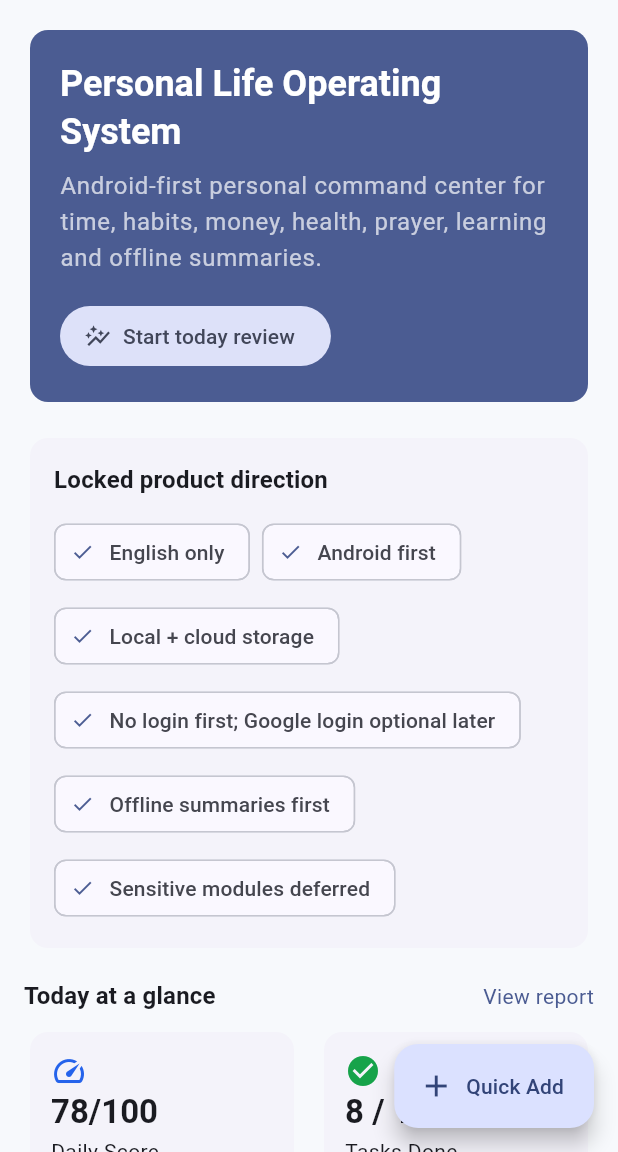
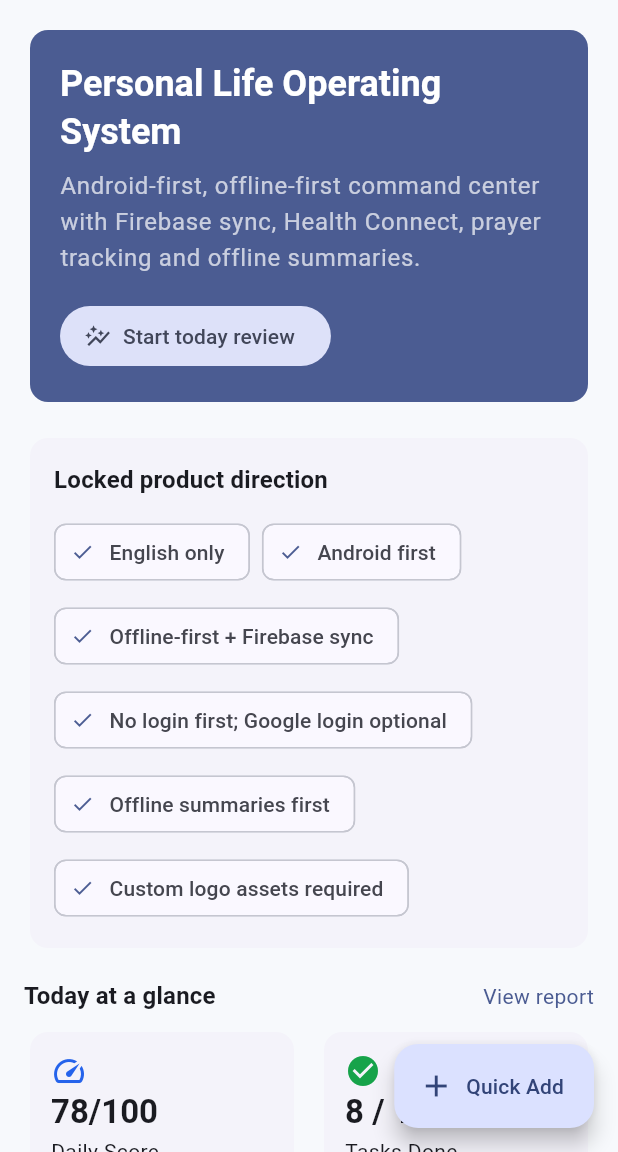
Before and after one commit to sanjide003/00011, a Flutter app: the screen it shows after launch, on a phone screen of 412 x 824 dp, the part 84-1236 px from its top. Run offline on Flutter 3.47's test engine with Material 3 defaults, Android fonts, the phone set to English and light mode, and no system bars.

Commit message:
Finalize Life OS architecture decisions

```diff
--- a/lib/main.dart
+++ b/lib/main.dart
@@ -47,22 +47,23 @@ class LifeOsHomePage extends StatelessWidget {
   ];
 
   static const List<_FeatureArea> _comingSoonAreas = [
-    _FeatureArea('Google Login', 'Optional when cloud sync starts', Icons.login),
+    _FeatureArea('Google Login', 'Optional when Firebase sync starts', Icons.login),
     _FeatureArea('Advanced Finance', 'Budgets, tax/GST, cards, loans and investments', Icons.trending_up),
     _FeatureArea('Documents Vault', 'IDs and private documents after secure storage', Icons.lock),
     _FeatureArea('Phone Analysis', 'SMS parsing and location history only after explicit opt-in', Icons.privacy_tip),
     _FeatureArea('Online AI', 'OpenAI or configurable provider in a later update', Icons.cloud),
+    _FeatureArea('Sensitive Tracking', 'Password vault, SMS and location after security review', Icons.security),
   ];
 
   static const List<String> _implementationPhases = [
     'Update 1: Android-first app shell, navigation and reusable UI.',
-    'Update 2: Local-first models and repositories, ready for cloud sync.',
+    'Update 2: Offline-first models and repositories, ready for Firebase sync.',
     'Update 3: Planner, tasks, goals and habits MVP.',
     'Update 4: INR finance MVP for bank/UPI, bills and reports.',
     'Update 5: Prayer module with Quran, reminders, Ramadan and charity.',
-    'Update 6: Health Connect / Google Fit preparation and manual health logs.',
+    'Update 6: Health Connect / Google Fit with priority health metrics.',
     'Update 7: Daily, weekly and monthly reviews with offline summaries.',
-    'Update 8: Optional Google login, cloud backup, export and import.',
+    'Update 8: Optional Google login, Firebase backup, export and import.',
     'Update 9: Secure future modules and online AI feature flags.',
   ];
 
@@ -151,7 +152,7 @@ class _HeroCard extends StatelessWidget {
             ),
             const SizedBox(height: 8),
             Text(
-              'Android-first personal command center for time, habits, money, health, prayer, learning and offline summaries.',
+              'Android-first, offline-first command center with Firebase sync, Health Connect, prayer tracking and offline summaries.',
               style: Theme.of(context).textTheme.bodyLarge?.copyWith(color: Colors.white70),
             ),
             const SizedBox(height: 16),
@@ -175,10 +176,10 @@ class _ProductDecisionCard extends StatelessWidget {
     const decisions = [
       'English only',
       'Android first',
-      'Local + cloud storage',
-      'No login first; Google login optional later',
+      'Offline-first + Firebase sync',
+      'No login first; Google login optional',
       'Offline summaries first',
-      'Sensitive modules deferred',
+      'Custom logo assets required',
     ];
 
     return Card(
```
Also changed, not shown: 3 other files.
